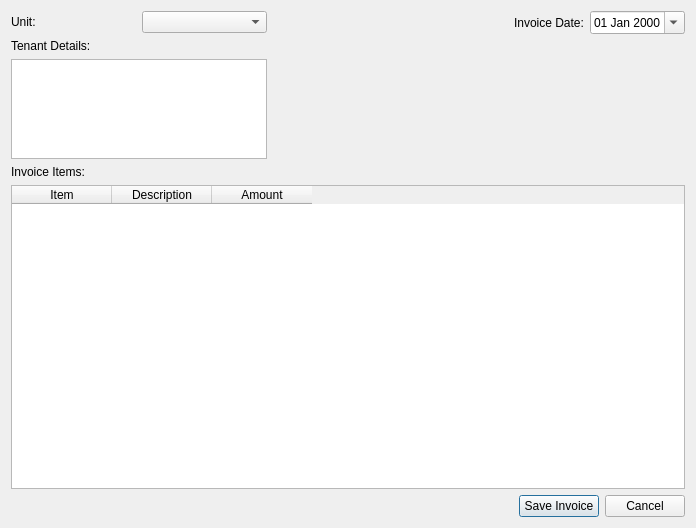
The window that rentmanager/createinvoicedialog.ui (jayjay-w/rentman) describes before a commit, drawn with Qt 5.
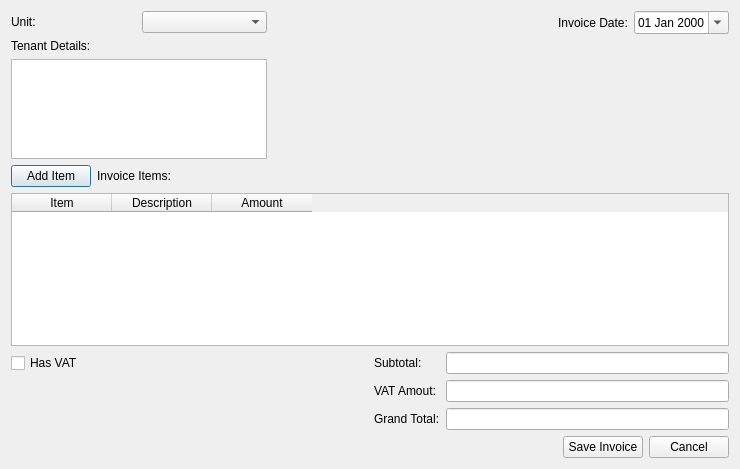
The same window after the commit.

Diff of the .ui file:
```diff
--- a/rentmanager/createinvoicedialog.ui
+++ b/rentmanager/createinvoicedialog.ui
@@ -6,8 +6,8 @@
    <rect>
     <x>0</x>
     <y>0</y>
-    <width>696</width>
-    <height>528</height>
+    <width>740</width>
+    <height>469</height>
    </rect>
   </property>
   <property name="windowTitle">
@@ -107,11 +107,35 @@
     </layout>
    </item>
    <item>
-    <widget class="QLabel" name="label_3">
-     <property name="text">
-      <string>Invoice Items:</string>
-     </property>
-    </widget>
+    <layout class="QHBoxLayout" name="horizontalLayout_4">
+     <item>
+      <widget class="QPushButton" name="cmdAddItemToInvoice">
+       <property name="text">
+        <string>Add Item</string>
+       </property>
+      </widget>
+     </item>
+     <item>
+      <widget class="QLabel" name="label_3">
+       <property name="text">
+        <string>Invoice Items:</string>
+       </property>
+      </widget>
+     </item>
+     <item>
+      <spacer name="horizontalSpacer_3">
+       <property name="orientation">
+        <enum>Qt::Horizontal</enum>
+       </property>
+       <property name="sizeHint" stdset="0">
+        <size>
+         <width>40</width>
+         <height>20</height>
+        </size>
+       </property>
+      </spacer>
+     </item>
+    </layout>
    </item>
    <item>
     <widget class="QTableWidget" name="tblInvoiceItems">
@@ -138,6 +162,60 @@
      </column>
     </widget>
    </item>
+   <item>
+    <layout class="QGridLayout" name="gridLayout_2">
+     <item row="1" column="2">
+      <widget class="QLabel" name="label_6">
+       <property name="text">
+        <string>VAT Amout:</string>
+       </property>
+      </widget>
+     </item>
+     <item row="2" column="3">
+      <widget class="QLineEdit" name="txtGrandTotal"/>
+     </item>
+     <item row="0" column="3">
+      <widget class="QLineEdit" name="txtSubtotal"/>
+     </item>
+     <item row="1" column="3">
+      <widget class="QLineEdit" name="txtVATAmount"/>
+     </item>
+     <item row="0" column="2">
+      <widget class="QLabel" name="label_5">
+       <property name="text">
+        <string>Subtotal:</string>
+       </property>
+      </widget>
+     </item>
+     <item row="2" column="2">
+      <widget class="QLabel" name="label_7">
+       <property name="text">
+        <string>Grand Total:</string>
+       </property>
+      </widget>
+     </item>
+     <item row="0" column="0">
+      <widget class="QCheckBox" name="chkHasVAT">
+       <property name="text">
+        <string>Has VAT</string>
+       </property>
+      </widget>
+     </item>
+     <item row="0" column="1">
+      <spacer name="horizontalSpacer_4">
+       <property name="orientation">
+        <enum>Qt::Horizontal</enum>
+       </property>
+       <property name="sizeHint" stdset="0">
+        <size>
+         <width>40</width>
+         <height>20</height>
+        </size>
+       </property>
+      </spacer>
+     </item>
+    </layout>
+   </item>
    <item>
     <layout class="QHBoxLayout" name="horizontalLayout">
      <item>
```
